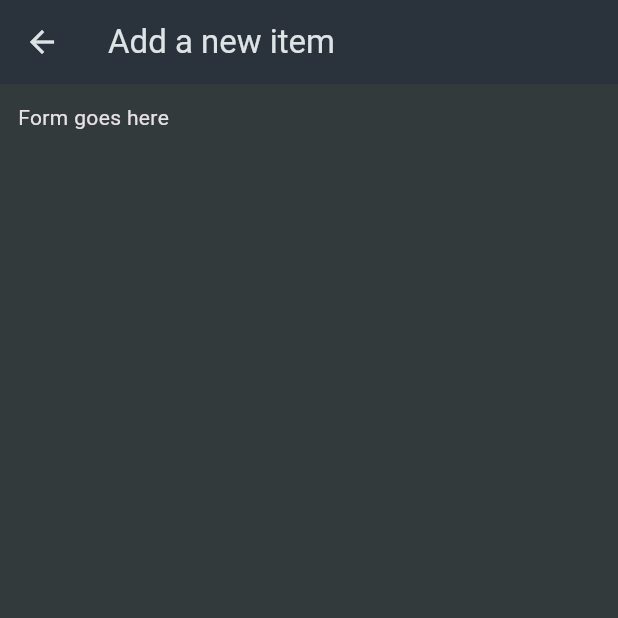
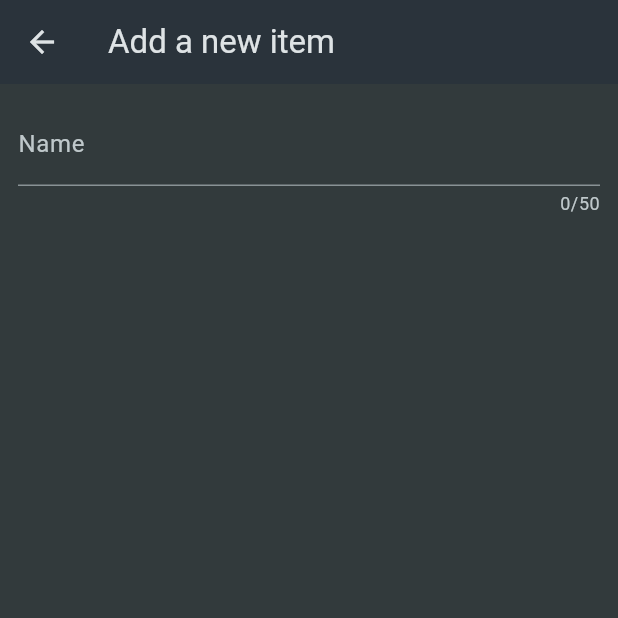
Before and after one commit to wemali05/shopping-_list, a Flutter app: the NewItem screen opened directly, on a phone screen of 412 x 824 dp, the top half of it. Run offline on Flutter 3.47's test engine with Material 3 defaults, Android fonts, the phone set to English and light mode, and no system bars.

Commit message:
Form and TextFormField widget

```diff
--- a/lib/widgets/new_item.dart
+++ b/lib/widgets/new_item.dart
@@ -11,7 +11,21 @@ class NewItem extends StatelessWidget {
       ),
       body: Padding(
         padding: const EdgeInsets.all(12),
-        child: const Text('Form goes here'),
+        child: Form(
+          child: Column(
+            children: [
+              TextFormField(
+                maxLength: 50,
+                decoration: const InputDecoration(
+                  label: Text('Name')
+                ),
+                validator: (value) {
+                  return 'Demo';
+                },
+              ),//instead of TextField
+            ],
+          ),
+        ),
       ),
     );
   }
```
